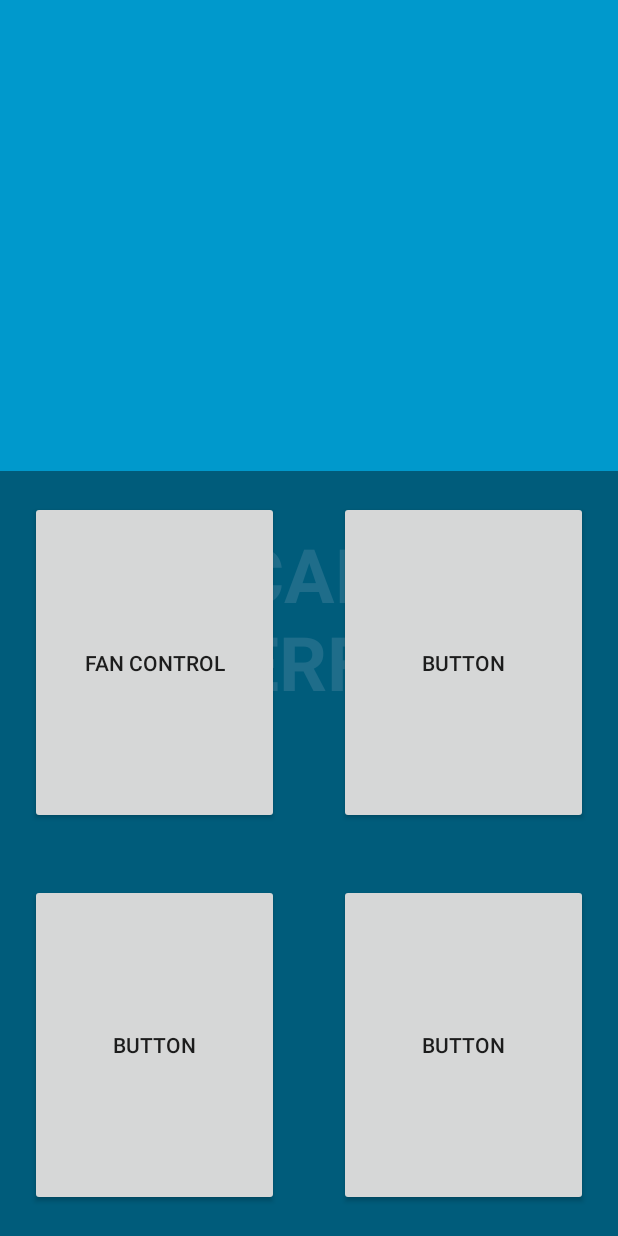
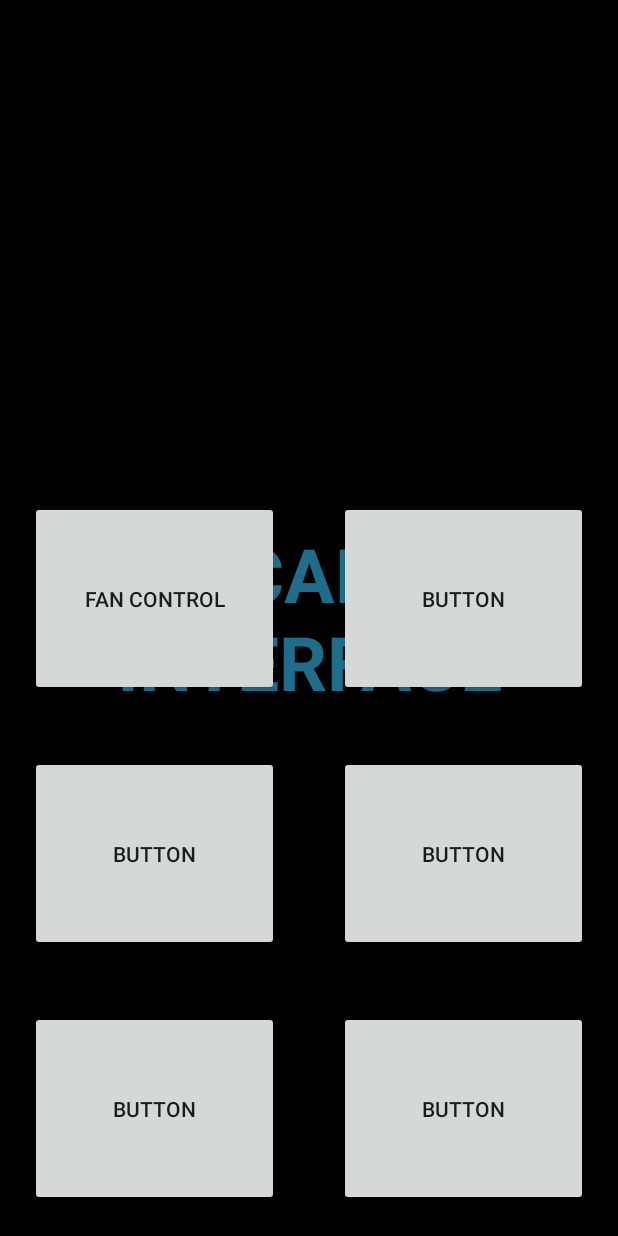
Before and after one commit to me310-hella/SHAKERemoteControl, an Android app: the FullscreenActivity screen opened directly, with no data from a screen before it, on a phone screen of 412 x 824 dp. Run offline under Robolectric (Android 15) with nearby library versions, the phone set to English and light mode, and no system bars.

Commit message:
add two more buttons

```diff
--- a/CarInterface/app/src/main/java/me310/hella/carinterface/FullscreenActivity.java
+++ b/CarInterface/app/src/main/java/me310/hella/carinterface/FullscreenActivity.java
@@ -46,12 +46,14 @@ public class FullscreenActivity extends AppCompatActivity {
                 findViewById(R.id.button1),
                 findViewById(R.id.button2),
                 findViewById(R.id.button3),
-                findViewById(R.id.button4)};
+                findViewById(R.id.button4),
+                findViewById(R.id.button5),
+                findViewById(R.id.button6)};
         this.buttons = Arrays.asList(buttonsArray);
         controlView = new MainControlView(buttons);
         controlView.show();
 
-        buttons.get(3).setOnClickListener(new View.OnClickListener() {
+        buttons.get(5).setOnClickListener(new View.OnClickListener() {
             @Override
             public void onClick(View view) {
                 controlView = new MainControlView(buttons);
--- a/CarInterface/app/src/main/res/layout/activity_fullscreen.xml
+++ b/CarInterface/app/src/main/res/layout/activity_fullscreen.xml
@@ -3,7 +3,7 @@
     xmlns:tools="http://schemas.android.com/tools"
     android:layout_width="match_parent"
     android:layout_height="match_parent"
-    android:background="#0099cc"
+    android:background="#000000"
     tools:context=".FullscreenActivity">
 
     <!-- The primary full-screen view. This can be replaced with whatever view
@@ -84,6 +84,29 @@
                     android:text="Button" />
             </LinearLayout>
 
+            <LinearLayout
+                android:layout_width="match_parent"
+                android:layout_height="match_parent"
+                android:layout_weight="1"
+                android:orientation="horizontal">
+
+                <Button
+                    android:id="@+id/button5"
+                    android:layout_width="wrap_content"
+                    android:layout_height="match_parent"
+                    android:layout_margin="20dp"
+                    android:layout_weight="1"
+                    android:text="Button" />
+
+                <Button
+                    android:id="@+id/button6"
+                    android:layout_width="wrap_content"
+                    android:layout_height="match_parent"
+                    android:layout_margin="20dp"
+                    android:layout_weight="1"
+                    android:text="Button" />
+            </LinearLayout>
+
         </LinearLayout>
     </FrameLayout>
 
--- a/CarInterface/app/src/main/res/values/strings.xml
+++ b/CarInterface/app/src/main/res/values/strings.xml
@@ -3,7 +3,7 @@
 
     <string name="dummy_button">Dummy Button</string>
     <string name="dummy_content">CAR\nINTERFACE</string>
-    <string name="title_activity_setup">Setup</string>
+    <string name="title_activity_setup">CarInterface</string>
 
     <!-- Strings related to login -->
     <string name="prompt_mac_address">Bluetooth MAC-ADDRESS (aa:bb:cc:dd)</string>
```
